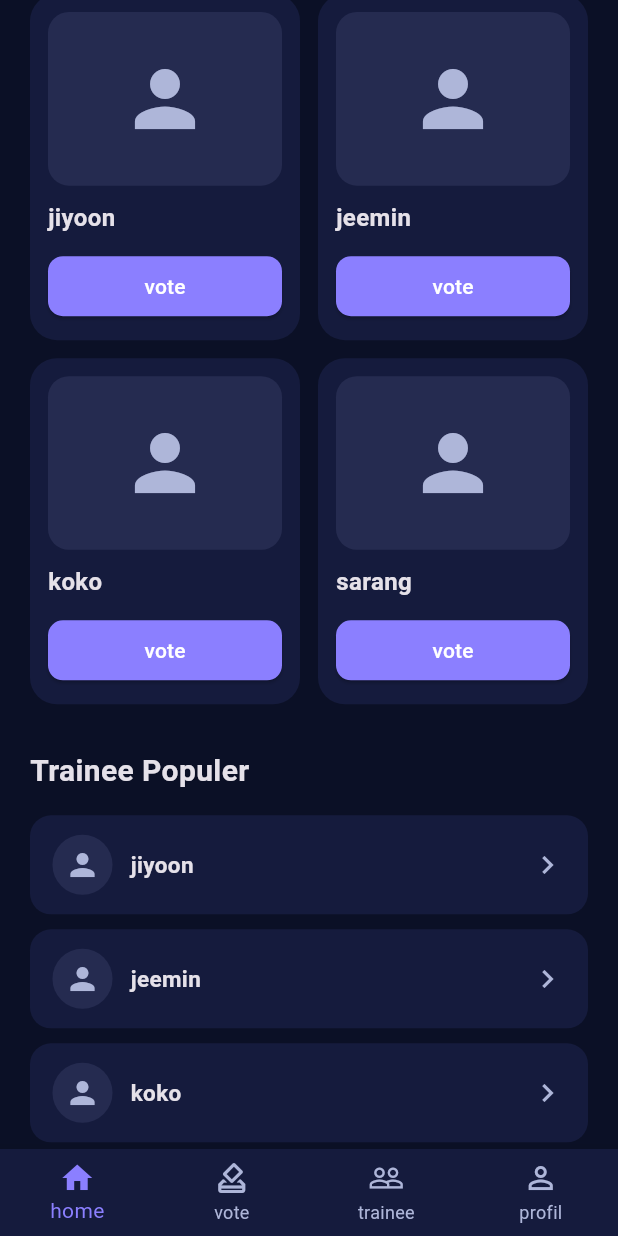
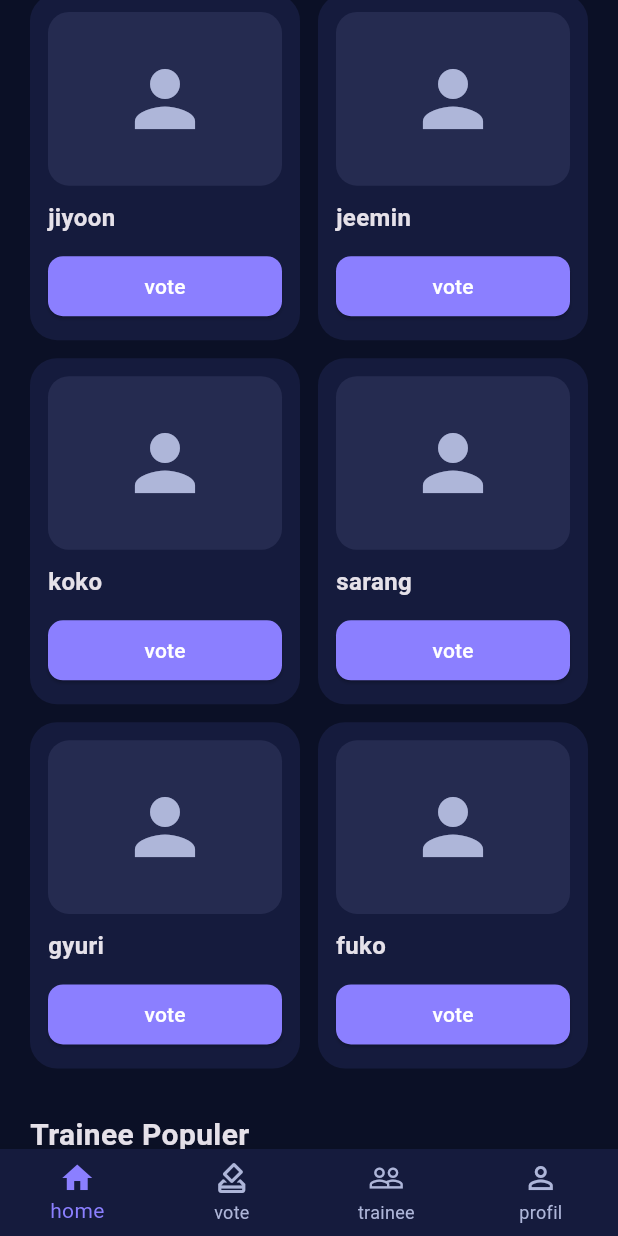
Before and after one commit to avellash/POSTTEST_MOBILE, a Flutter app: the screen it shows after launch, scrolled down 576 dp, on a phone screen of 412 x 824 dp. Run offline on Flutter 3.47's test engine with Material 3 defaults, Android fonts, the light colour scheme and no system bars; Roboto replaces fonts that are missing (Arial).

Commit message:
posttest 4

```diff
--- a/lib/pages/home_page.dart
+++ b/lib/pages/home_page.dart
@@ -1,83 +1,57 @@
+
 import 'package:flutter/material.dart';
+import 'package:provider/provider.dart';
 
+import '../providers/trainee_provider.dart';
+import '../widgets/trainee_card.dart';
+import '../widgets/popular_trainee.dart';
+import '../widgets/voting_card.dart';
 import 'vote_page.dart';
 import 'trainee_page.dart';
 import 'profile_page.dart';
 import 'trainee_detail_page.dart';
-import '../widgets/trainee_card.dart';
-import '../widgets/popular_trainee.dart';
-import '../widgets/voting_card.dart';
 
-class HomePage extends StatefulWidget {
+class HomePage extends StatelessWidget {
   const HomePage({super.key});
 
   @override
-  State<HomePage> createState() => _HomePageState();
-}
+  Widget build(BuildContext context) {
+    // Mengambil state terbaru dari Provider.
+    final provider = context.watch<TraineeProvider>();
 
-class _HomePageState extends State<HomePage> {
-  int selectedIndex = 0;
-  String searchText = '';
-
-  final List<Map<String, dynamic>> trainees = [
-    {
-      'name': 'jiyoon',
-      'icon': Icons.person,
-    },
-    {
-      'name': 'jeemin',
-      'icon': Icons.person,
-    },
-    {
-      'name': 'koko',
-      'icon': Icons.person,
-    },
-    {
-      'name': 'sarang',
-      'icon': Icons.person,
-    },
-  ];
-
-  @override
-  Widget build(BuildContext context) {
-    // membangun halaman utama.
+    // Menyiapkan halaman untuk navigasi bawah.
     final pages = [
-      buildHomeContent(),
+      buildHomeContent(context, provider),
       const VotePage(),
       const TraineePage(),
       const ProfilePage(),
     ];
 
     return Scaffold(
+      // Mempertahankan halaman agar state widget tidak mudah hilang.
       body: IndexedStack(
-        index: selectedIndex,
+        index: provider.selectedIndex,
         children: pages,
       ),
-      bottomNavigationBar: buildBottomNavigation(),
+      bottomNavigationBar: buildBottomNavigation(context, provider),
     );
   }
 
-  Widget buildHomeContent() {
-    // membuat isi halaman home.
-    final filteredTrainees = trainees
-        .where(
-          (trainee) => trainee['name']
-          .toString()
-          .toLowerCase()
-          .contains(searchText.toLowerCase()),
-    )
-        .toList();
-
+  Widget buildHomeContent(
+      BuildContext context,
+      TraineeProvider provider,
+      ) {
     return SafeArea(
       child: RefreshIndicator(
-        onRefresh: refreshHome,
+        // Memanggil fungsi refresh dari Provider.
+        onRefresh: provider.refreshHome,
         child: SingleChildScrollView(
           physics: const AlwaysScrollableScrollPhysics(),
           padding: const EdgeInsets.all(20),
           child: Column(
             crossAxisAlignment: CrossAxisAlignment.start,
             children: [
-              buildHeader(),
+              buildHeader(context),
 
               const SizedBox(height: 28),
 
@@ -103,7 +77,7 @@ class _HomePageState extends State<HomePage> {
 
               const SizedBox(height: 22),
 
-              buildSearch(),
+              buildSearch(provider),
 
               const SizedBox(height: 28),
 
@@ -121,12 +95,11 @@ class _HomePageState extends State<HomePage> {
                       fontWeight: FontWeight.bold,
                     ),
                   ),
+
                   TextButton(
                     onPressed: () {
-                      // membuka halaman trainee.
-                      setState(() {
-                        selectedIndex = 2;
-                      });
+                      // Membuka halaman daftar trainee.
+                      provider.changePage(2);
                     },
                     child: const Text('lihat semua'),
                   ),
@@ -135,10 +108,19 @@ class _HomePageState extends State<HomePage> {
 
               const SizedBox(height: 15),
 
+              // Menampilkan hasil pencarian dari Provider.
+              if (provider.filteredTrainees.isEmpty)
+                const Padding(
+                  padding: EdgeInsets.all(16),
+                  child: Center(
+                    child: Text('Trainee tidak ditemukan.'),
+                  ),
+                )
+              else
                 GridView.builder(
                   shrinkWrap: true,
                   physics: const NeverScrollableScrollPhysics(),
-                itemCount: filteredTrainees.length,
+                  itemCount: provider.filteredTrainees.length,
                   gridDelegate:
                   const SliverGridDelegateWithFixedCrossAxisCount(
                     crossAxisCount: 2,
@@ -147,8 +129,7 @@ class _HomePageState extends State<HomePage> {
                     childAspectRatio: 0.78,
                   ),
                   itemBuilder: (context, index) {
-                  // membuat kartu trainee.
-                  final trainee = filteredTrainees[index];
+                    final trainee = provider.filteredTrainees[index];
 
                     return TraineeCard(
                       name: trainee['name'].toString(),
@@ -169,14 +150,16 @@ class _HomePageState extends State<HomePage> {
 
               const SizedBox(height: 15),
 
+              // Menggunakan daftar trainee dari Provider.
               ListView.builder(
                 shrinkWrap: true,
                 physics: const NeverScrollableScrollPhysics(),
-                itemCount: 3,
+                itemCount: provider.trainees.length < 3
+                    ? provider.trainees.length
+                    : 3,
                 itemBuilder: (context, index) {
-                  // membuat daftar trainee populer.
                   return PopularTrainee(
-                    name: trainees[index]['name'].toString(),
+                    name: provider.trainees[index]['name'].toString(),
                   );
                 },
               ),
@@ -189,8 +172,7 @@ class _HomePageState extends State<HomePage> {
     );
   }
 
-  Widget buildHeader() {
-    // membuat header halaman.
+  Widget buildHeader(BuildContext context) {
     return Row(
       mainAxisAlignment: MainAxisAlignment.spaceBetween,
       children: [
@@ -204,7 +186,7 @@ class _HomePageState extends State<HomePage> {
 
         IconButton(
           onPressed: () {
-            // membuka halaman detail trainee.
+            // Membuka detail trainee.
             Navigator.push(
               context,
               MaterialPageRoute(
@@ -214,23 +196,16 @@ class _HomePageState extends State<HomePage> {
               ),
             );
           },
-          icon: const Icon(
-            Icons.notifications_none,
-          ),
+          icon: const Icon(Icons.notifications_none),
         ),
       ],
     );
   }
 
-  Widget buildSearch() {
-    // membuat search bar.
+  Widget buildSearch(TraineeProvider provider) {
     return TextField(
-      onChanged: (value) {
-        // memperbarui kata pencarian.
-        setState(() {
-          searchText = value;
-        });
-      },
+      // Mengirim kata pencarian ke Provider.
+      onChanged: provider.updateSearch,
       decoration: InputDecoration(
         hintText: 'cari trainee...',
         hintStyle: const TextStyle(
@@ -250,24 +225,19 @@ class _HomePageState extends State<HomePage> {
     );
   }
 
-  Widget buildBottomNavigation() {
-    // membuat navigasi bawah.
+  Widget buildBottomNavigation(
+      BuildContext context,
+      TraineeProvider provider,
+      ) {
     return BottomNavigationBar(
-      currentIndex: selectedIndex,
+      currentIndex: provider.selectedIndex,
 
-      onTap: (index) {
-        // mengganti halaman aktif.
-        setState(() {
-          selectedIndex = index;
-        });
-      },
+      // Mengganti halaman melalui Provider.
+      onTap: provider.changePage,
 
       type: BottomNavigationBarType.fixed,
-
       backgroundColor: const Color(0xFF151B3D),
-
       selectedItemColor: const Color(0xFF8B7FFF),
-
       unselectedItemColor: const Color(0xFFAEB6D9),
 
       items: const [
@@ -294,13 +264,4 @@ class _HomePageState extends State<HomePage> {
       ],
     );
   }
-
-  Future<void> refreshHome() async {
-    // memperbarui data halaman.
-    await Future.delayed(
-      const Duration(seconds: 1),
-    );
-
-    setState(() {});
 }
-}
--- /dev/null
+++ b/lib/providers/trainee_provider.dart
@@ -0,0 +1,71 @@
+
+import 'package:flutter/material.dart';
+
+class TraineeProvider extends ChangeNotifier {
+  // Menyimpan indeks halaman yang sedang aktif.
+  int selectedIndex = 0;
+
+  // Menyimpan kata pencarian trainee.
+  String searchText = '';
+
+  // Menyimpan indeks trainee yang dipilih untuk voting.
+  int selectedVoteIndex = -1;
+
+  // Daftar trainee untuk halaman Home.
+  final List<Map<String, dynamic>> trainees = [
+    {'name': 'jiyoon', 'icon': Icons.person},
+    {'name': 'jeemin', 'icon': Icons.person},
+    {'name': 'koko', 'icon': Icons.person},
+    {'name': 'sarang', 'icon': Icons.person},
+    {'name': 'gyuri', 'icon': Icons.person},
+    {'name': 'fuko', 'icon': Icons.person},
+  ];
+
+  // Daftar trainee yang tersedia untuk voting.
+  final List<String> voteTrainees = [
+    'jiyoon',
+    'jeemin',
+    'koko',
+    'sarang',
+  ];
+
+  // Mengubah halaman aktif dan memperbarui widget.
+  void changePage(int index) {
+    selectedIndex = index;
+    notifyListeners();
+  }
+
+  // Memperbarui kata pencarian.
+  void updateSearch(String value) {
+    searchText = value;
+    notifyListeners();
+  }
+
+  // Menampilkan trainee yang sesuai dengan pencarian.
+  List<Map<String, dynamic>> get filteredTrainees {
+    return trainees.where((trainee) {
+      return trainee['name']
+          .toString()
+          .toLowerCase()
+          .contains(searchText.toLowerCase());
+    }).toList();
+  }
+
+  // Menyimpan pilihan voting dan memperbarui widget.
+  void selectVote(int index) {
+    selectedVoteIndex = index;
+    notifyListeners();
+  }
+
+  // Mengatur ulang pilihan voting.
+  void resetVote() {
+    selectedVoteIndex = -1;
+    notifyListeners();
+  }
+
+  // Memperbarui tampilan setelah proses refresh.
+  Future<void> refreshHome() async {
+    await Future.delayed(const Duration(seconds: 1));
+    notifyListeners();
+  }
+}
--- a/pubspec.yaml
+++ b/pubspec.yaml
@@ -30,6 +30,7 @@ environment:
 dependencies:
   flutter:
     sdk: flutter
+  provider: ^6.1.5
 
   # The following adds the Cupertino Icons font to your application.
   # Use with the CupertinoIcons class for iOS style icons.
```
Also changed, not shown: lib/main.dart (+19 -21 lines), lib/pages/profile_page.dart (+9 -17 lines), lib/pages/trainee_page.dart (+24 -48 lines), lib/pages/vote_page.dart (+34 -53 lines), pubspec.lock. Lines whose indentation alone changed are shown as unchanged.
